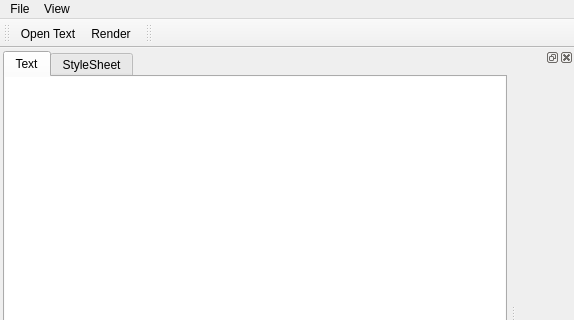
This is gui/main.ui in rafaelmartins/rst2pdf as Qt 5 draws it before an edit; both pictures show x 0 to 574 and y 0 to 320 of the 574 by 601 pixel window. The edited form follows.
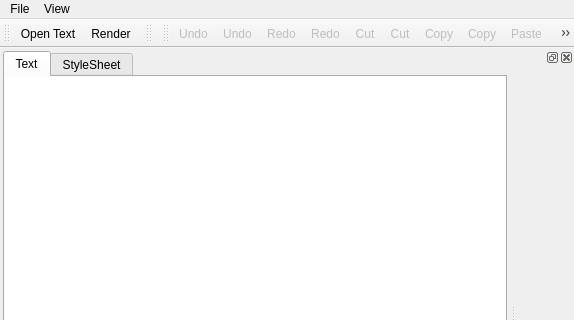
This is the edited form. Icons and pictures are not drawn. Custom widgets are drawn as their Qt base class.

Commit message: Starting to hook editing actions to the UI

Diff of the .ui file:
```diff
--- a/gui/main.ui
+++ b/gui/main.ui
@@ -168,6 +168,27 @@
     </layout>
    </widget>
   </widget>
+  <widget class="QToolBar" name="editbar">
+   <property name="windowTitle">
+    <string>toolBar_2</string>
+   </property>
+   <attribute name="toolBarArea">
+    <enum>TopToolBarArea</enum>
+   </attribute>
+   <attribute name="toolBarBreak">
+    <bool>false</bool>
+   </attribute>
+   <addaction name="actionUndo1"/>
+   <addaction name="actionUndo2"/>
+   <addaction name="actionRedo1"/>
+   <addaction name="actionRedo2"/>
+   <addaction name="actionCut1"/>
+   <addaction name="actionCut2"/>
+   <addaction name="actionCopy1"/>
+   <addaction name="actionCopy2"/>
+   <addaction name="actionPaste1"/>
+   <addaction name="actionPaste2"/>
+  </widget>
   <action name="actionLoad_Text">
    <property name="icon">
     <iconset resource="icons.qrc">
@@ -273,6 +294,126 @@
     <string>Save PDF</string>
    </property>
   </action>
+  <action name="actionUndo1">
+   <property name="enabled">
+    <bool>false</bool>
+   </property>
+   <property name="icon">
+    <iconset resource="icons.qrc">
+     <normaloff>:/icons/undo.svg</normaloff>:/icons/undo.svg</iconset>
+   </property>
+   <property name="text">
+    <string>Undo</string>
+   </property>
+  </action>
+  <action name="actionRedo1">
+   <property name="enabled">
+    <bool>false</bool>
+   </property>
+   <property name="icon">
+    <iconset resource="icons.qrc">
+     <normaloff>:/icons/redo.svg</normaloff>:/icons/redo.svg</iconset>
+   </property>
+   <property name="text">
+    <string>Redo</string>
+   </property>
+  </action>
+  <action name="actionCut1">
+   <property name="enabled">
+    <bool>false</bool>
+   </property>
+   <property name="icon">
+    <iconset resource="icons.qrc">
+     <normaloff>:/icons/editcut.svg</normaloff>:/icons/editcut.svg</iconset>
+   </property>
+   <property name="text">
+    <string>Cut</string>
+   </property>
+  </action>
+  <action name="actionCopy1">
+   <property name="enabled">
+    <bool>false</bool>
+   </property>
+   <property name="icon">
+    <iconset resource="icons.qrc">
+     <normaloff>:/icons/editcopy.svg</normaloff>:/icons/editcopy.svg</iconset>
+   </property>
+   <property name="text">
+    <string>Copy</string>
+   </property>
+  </action>
+  <action name="actionPaste1">
+   <property name="enabled">
+    <bool>false</bool>
+   </property>
+   <property name="icon">
+    <iconset resource="icons.qrc">
+     <normaloff>:/icons/editpaste.svg</normaloff>:/icons/editpaste.svg</iconset>
+   </property>
+   <property name="text">
+    <string>Paste</string>
+   </property>
+  </action>
+  <action name="actionUndo2">
+   <property name="enabled">
+    <bool>false</bool>
+   </property>
+   <property name="icon">
+    <iconset resource="icons.qrc">
+     <normaloff>:/icons/undo.svg</normaloff>:/icons/undo.svg</iconset>
+   </property>
+   <property name="text">
+    <string>Undo</string>
+   </property>
+  </action>
+  <action name="actionRedo2">
+   <property name="enabled">
+    <bool>false</bool>
+   </property>
+   <property name="icon">
+    <iconset resource="icons.qrc">
+     <normaloff>:/icons/redo.svg</normaloff>:/icons/redo.svg</iconset>
+   </property>
+   <property name="text">
+    <string>Redo</string>
+   </property>
+  </action>
+  <action name="actionCut2">
+   <property name="enabled">
+    <bool>false</bool>
+   </property>
+   <property name="icon">
+    <iconset resource="icons.qrc">
+     <normaloff>:/icons/editcut.svg</normaloff>:/icons/editcut.svg</iconset>
+   </property>
+   <property name="text">
+    <string>Cut</string>
+   </property>
+  </action>
+  <action name="actionCopy2">
+   <property name="enabled">
+    <bool>false</bool>
+   </property>
+   <property name="icon">
+    <iconset resource="icons.qrc">
+     <normaloff>:/icons/editcopy.svg</normaloff>:/icons/editcopy.svg</iconset>
+   </property>
+   <property name="text">
+    <string>Copy</string>
+   </property>
+  </action>
+  <action name="actionPaste2">
+   <property name="enabled">
+    <bool>false</bool>
+   </property>
+   <property name="icon">
+    <iconset resource="icons.qrc">
+     <normaloff>:/icons/editpaste.svg</normaloff>:/icons/editpaste.svg</iconset>
+   </property>
+   <property name="text">
+    <string>Paste</string>
+   </property>
+  </action>
  </widget>
  <customwidgets>
   <customwidget>
```
Left out of the diff: 6 changed lines with no effect on the pictures. The commit also changes 9 other files.
